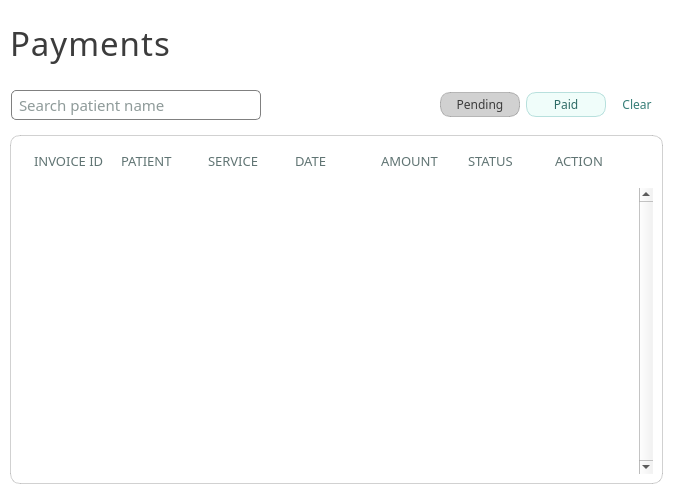
The window that ui/PagePayments.ui (karlito20/AdoraFlowProject) describes before a commit, drawn with Qt 5.
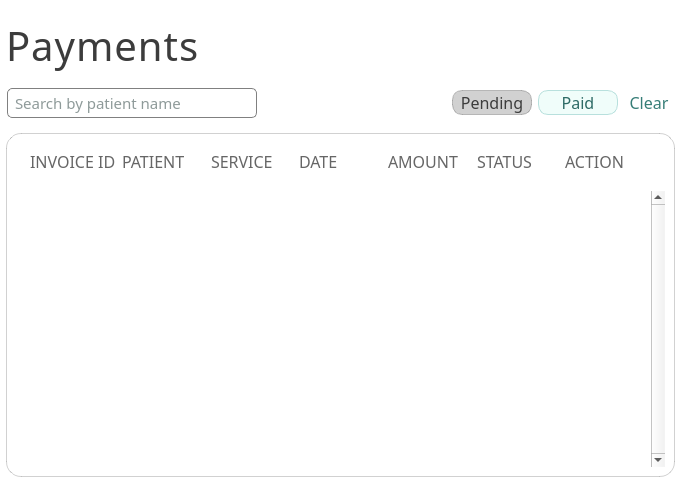
The same window after the commit.

Diff of the .ui file:
```diff
--- a/ui/PagePayments.ui
+++ b/ui/PagePayments.ui
@@ -493,26 +493,23 @@
   </property>
   <layout class="QVBoxLayout" name="verticalLayout">
    <property name="leftMargin">
-    <number>10</number>
+    <number>6</number>
    </property>
-   <property name="rightMargin">
+   <property name="topMargin">
     <number>18</number>
    </property>
-   <item>
-    <widget class="QWidget" name="header" native="true">
-     <layout class="QHBoxLayout" name="horizontalLayout">
-      <property name="leftMargin">
-       <number>0</number>
-      </property>
       <property name="rightMargin">
-       <number>0</number>
+    <number>6</number>
+   </property>
+   <property name="bottomMargin">
+    <number>18</number>
       </property>
       <item>
        <widget class="QLabel" name="header_label">
         <property name="font">
          <font>
           <family>Slate Medium</family>
-          <pointsize>25</pointsize>
+       <pointsize>30</pointsize>
          </font>
         </property>
         <property name="styleSheet">
@@ -526,9 +523,6 @@
         </property>
        </widget>
       </item>
-     </layout>
-    </widget>
-   </item>
    <item>
     <widget class="QWidget" name="placeholder" native="true">
      <layout class="QHBoxLayout" name="horizontalLayout_2">
@@ -566,7 +560,7 @@
 border: 1px solid gray;</string>
         </property>
         <property name="placeholderText">
-         <string>Search patient name</string>
+         <string>Search by patient name</string>
         </property>
        </widget>
       </item>
@@ -607,6 +601,7 @@
         <property name="font">
          <font>
           <family>Slate</family>
+          <pointsize>12</pointsize>
          </font>
         </property>
         <property name="cursor">
@@ -642,6 +637,7 @@
         <property name="font">
          <font>
           <family>Slate</family>
+          <pointsize>12</pointsize>
          </font>
         </property>
         <property name="cursor">
@@ -677,6 +673,7 @@
         <property name="font">
          <font>
           <family>Slate</family>
+          <pointsize>12</pointsize>
          </font>
         </property>
         <property name="cursor">
@@ -713,7 +710,7 @@
 	background: white;
 	color: black;
 	border: 1px solid rgba(60, 60, 60, 60);
-	border-radius: 10px;
+	border-radius: 15px;
 }</string>
      </property>
      <layout class="QVBoxLayout" name="verticalLayout_2">
@@ -740,11 +737,11 @@
               <property name="font">
                <font>
                 <family>Slate</family>
-                <pointsize>10</pointsize>
+                <pointsize>12</pointsize>
                </font>
               </property>
               <property name="styleSheet">
-               <string notr="true">color:  #607473;
+               <string notr="true">	color: rgba(60, 60, 60, 200);
 </string>
               </property>
               <property name="text">
@@ -757,11 +754,12 @@
               <property name="font">
                <font>
                 <family>Slate</family>
-                <pointsize>10</pointsize>
+                <pointsize>12</pointsize>
                </font>
               </property>
               <property name="styleSheet">
-               <string notr="true">color:  #607473;</string>
+               <string notr="true">	color: rgba(60, 60, 60, 200);
+</string>
               </property>
               <property name="text">
                <string>PATIENT</string>
@@ -773,11 +771,12 @@
               <property name="font">
                <font>
                 <family>Slate</family>
-                <pointsize>10</pointsize>
+                <pointsize>12</pointsize>
                </font>
               </property>
               <property name="styleSheet">
-               <string notr="true">color:  #607473;</string>
+               <string notr="true">	color: rgba(60, 60, 60, 200);
+</string>
               </property>
               <property name="text">
                <string>SERVICE</string>
@@ -789,11 +788,12 @@
               <property name="font">
                <font>
                 <family>Slate</family>
-                <pointsize>10</pointsize>
+                <pointsize>12</pointsize>
                </font>
               </property>
               <property name="styleSheet">
-               <string notr="true">color:  #607473;</string>
+               <string notr="true">	color: rgba(60, 60, 60, 200);
+</string>
               </property>
               <property name="text">
                <string>DATE</string>
@@ -805,11 +805,12 @@
               <property name="font">
                <font>
                 <family>Slate</family>
-                <pointsize>10</pointsize>
+                <pointsize>12</pointsize>
                </font>
               </property>
               <property name="styleSheet">
-               <string notr="true">color:  #607473;</string>
+               <string notr="true">	color: rgba(60, 60, 60, 200);
+</string>
               </property>
               <property name="text">
                <string>AMOUNT</string>
@@ -821,11 +822,12 @@
               <property name="font">
                <font>
                 <family>Slate</family>
-                <pointsize>10</pointsize>
+                <pointsize>12</pointsize>
                </font>
               </property>
               <property name="styleSheet">
-               <string notr="true">color:  #607473;</string>
+               <string notr="true">	color: rgba(60, 60, 60, 200);
+</string>
               </property>
               <property name="text">
                <string>STATUS</string>
@@ -837,11 +839,12 @@
               <property name="font">
                <font>
                 <family>Slate</family>
-                <pointsize>10</pointsize>
+                <pointsize>12</pointsize>
                </font>
               </property>
               <property name="styleSheet">
-               <string notr="true">color:  #607473;</string>
+               <string notr="true">	color: rgba(60, 60, 60, 200);
+</string>
               </property>
               <property name="text">
                <string>ACTION</string>
@@ -875,8 +878,8 @@
           <rect>
            <x>0</x>
            <y>0</y>
-           <width>618</width>
-           <height>328</height>
+           <width>634</width>
+           <height>304</height>
           </rect>
          </property>
          <property name="styleSheet">
```
Lines whose indentation alone changed are shown as unchanged.
